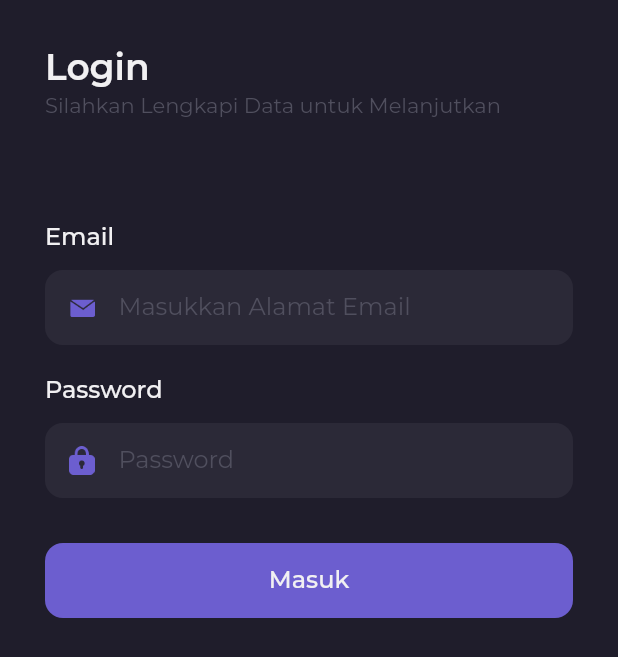
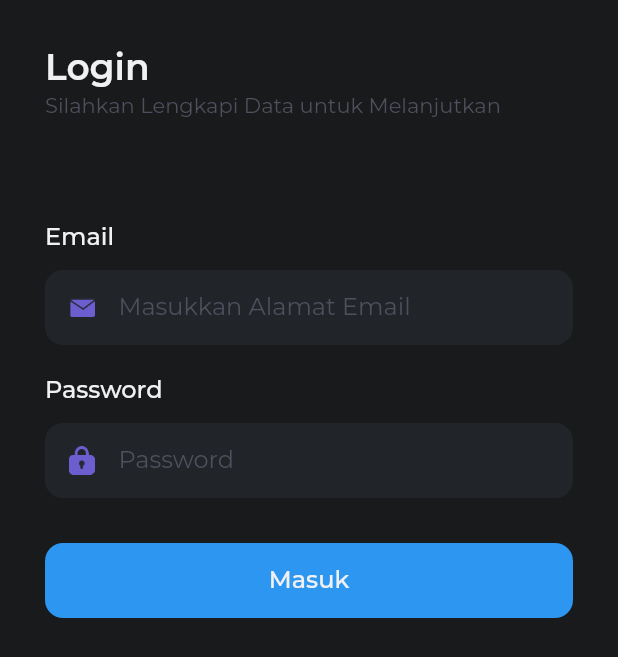
Before and after one commit to kamil265/surga_mainan, a Flutter app: the LoginForm screen opened directly, on a phone screen of 412 x 824 dp. Shown: the top 657 px of the screen. Run offline on Flutter 3.47's test engine with Material 2 defaults, Android fonts, the phone set to English and light mode, and no system bars; our stand-ins replace bloc, equatable, flutter_bloc, google_fonts, shared_preferences; accounts and stored records are empty; statements that could not run were skipped.

Commit message:
Temolating 2

```diff
--- a/lib/pages/sign_in_page.dart
+++ b/lib/pages/sign_in_page.dart
@@ -1,7 +1,7 @@
 import 'package:flutter/material.dart';
 import 'package:flutter_bloc/flutter_bloc.dart';
 import 'package:surga_mainan/blocs/auth_bloc.dart';
-import 'package:surga_mainan/theme.dart';
+import 'package:surga_mainan/theme/dark_color.dart';
 
 class SignInPage extends StatefulWidget {
   final AuthBloc authBloc;
@@ -43,9 +43,9 @@ class LoginForm extends StatelessWidget {
           children: [
             Text(
               'Login',
-              style: primaryTextStyle.copyWith(
+              style: textStyle.primaryTextStyle.copyWith(
                 fontSize: 24,
-                fontWeight: semiBold,
+                fontWeight: textStyle.semiBold,
               ),
             ),
             SizedBox(
@@ -53,7 +53,7 @@ class LoginForm extends StatelessWidget {
             ),
             Text(
               'Silahkan Lengkapi Data untuk Melanjutkan',
-              style: subtitleTextStyle,
+              style: textStyle.subtitleTextStyle,
             ),
           ],
         ),
@@ -68,9 +68,9 @@ class LoginForm extends StatelessWidget {
           children: [
             Text(
               'Email',
-              style: primaryTextStyle.copyWith(
+              style: textStyle.primaryTextStyle.copyWith(
                 fontSize: 16,
-                fontWeight: medium,
+                fontWeight: textStyle.medium,
               ),
             ),
             SizedBox(
@@ -82,7 +82,7 @@ class LoginForm extends StatelessWidget {
                 horizontal: 16,
               ),
               decoration: BoxDecoration(
-                color: backgroundColor2,
+                color: DarkColor.backgroundColor2,
                 borderRadius: BorderRadius.circular(12),
               ),
               child: Center(
@@ -97,11 +97,11 @@ class LoginForm extends StatelessWidget {
                     ),
                     Expanded(
                       child: TextFormField(
-                        style: primaryTextStyle,
+                        style: textStyle.primaryTextStyle,
                         controller: emailController,
                         decoration: InputDecoration.collapsed(
                           hintText: 'Masukkan Alamat Email',
-                          hintStyle: subtitleTextStyle,
+                          hintStyle: textStyle.subtitleTextStyle,
                         ),
                       ),
                     ),
@@ -122,9 +122,9 @@ class LoginForm extends StatelessWidget {
           children: [
             Text(
               'Password',
-              style: primaryTextStyle.copyWith(
+              style: textStyle.primaryTextStyle.copyWith(
                 fontSize: 16,
-                fontWeight: medium,
+                fontWeight: textStyle.medium,
               ),
             ),
             SizedBox(
@@ -136,7 +136,7 @@ class LoginForm extends StatelessWidget {
                 horizontal: 16,
               ),
               decoration: BoxDecoration(
-                color: backgroundColor2,
+                color: DarkColor.backgroundColor2,
                 borderRadius: BorderRadius.circular(12),
               ),
               child: Center(
@@ -151,12 +151,12 @@ class LoginForm extends StatelessWidget {
                     ),
                     Expanded(
                       child: TextFormField(
-                        style: primaryTextStyle,
+                        style: textStyle.primaryTextStyle,
                         obscureText: true,
                         controller: passwordController,
                         decoration: InputDecoration.collapsed(
                           hintText: 'Password',
-                          hintStyle: subtitleTextStyle,
+                          hintStyle: textStyle.subtitleTextStyle,
                         ),
                       ),
                     ),
@@ -179,16 +179,16 @@ class LoginForm extends StatelessWidget {
             _login();
           },
           style: TextButton.styleFrom(
-            backgroundColor: primaryColor,
+            backgroundColor: DarkColor.primaryColor,
             shape: RoundedRectangleBorder(
               borderRadius: BorderRadius.circular(12),
             ),
           ),
           child: Text(
             'Masuk',
-            style: primaryTextStyle.copyWith(
+            style: textStyle.primaryTextStyle.copyWith(
               fontSize: 16,
-              fontWeight: medium,
+              fontWeight: textStyle.medium,
             ),
           ),
         ),
@@ -224,12 +224,12 @@ class LoginForm extends StatelessWidget {
     //   );
     // }
     return Scaffold(
-      backgroundColor:backgroundColor1,
+      backgroundColor:DarkColor.backgroundColor1,
       resizeToAvoidBottomInset: false,
       body: SafeArea(
         child: Container(
           margin: EdgeInsets.symmetric(
-            horizontal: defaultMargin,
+            horizontal: gridValue.margin,
           ),
           child: Column(
             crossAxisAlignment: CrossAxisAlignment.start,
--- a/lib/theme.dart
+++ /dev/null
@@ -1,54 +0,0 @@
-import 'package:flutter/material.dart';
-import 'package:google_fonts/google_fonts.dart';
-
-double defaultMargin = 30.0;
-
-Color primaryColor = Color(0xff6C5ECF);
-Color secondaryColor = Color(0xff38ABBE);
-Color alertColor = Color(0xffED6363);
-Color priceColor = Color(0xff2C96F1);
-Color backgroundColor1 = Color(0xff1F1D2B);
-Color backgroundColor2 = Color(0xff2B2937);
-Color backgroundColor3 = Color(0xff242231);
-Color backgroundColor4 = Color(0xff252836);
-Color backgroundColor5 = Color(0xff2B2844);
-Color backgroundColor6 = Color(0xffECEDEF);
-Color primaryTextColor = Color(0xffF1F0F2);
-Color secondaryTextColor = Color(0xff999999);
-Color subtitleColor = Color(0xff504F5E);
-Color transparentColor = Colors.transparent;
-Color blackColor = Color(0xff2E2E2E);
-
-TextStyle primaryTextStyle = GoogleFonts.montserrat(
-  color: primaryTextColor,
-);
-
-TextStyle secondaryTextStyle = GoogleFonts.montserrat(
-  color: secondaryTextColor,
-);
-
-TextStyle subtitleTextStyle = GoogleFonts.montserrat(
-  color: subtitleColor,
-);
-
-TextStyle priceTextStyle = GoogleFonts.montserrat(
-  color: priceColor,
-);
-
-TextStyle purpleTextStyle = GoogleFonts.montserrat(
-  color: primaryColor,
-);
-
-TextStyle blackTextStyle = GoogleFonts.montserrat(
-  color: blackColor,
-);
-
-TextStyle alertTextStyle = GoogleFonts.montserrat(
-  color: alertColor,
-);
-
-FontWeight light = FontWeight.w300;
-FontWeight regular = FontWeight.w400;
-FontWeight medium = FontWeight.w500;
-FontWeight semiBold = FontWeight.w600;
-FontWeight bold = FontWeight.w700;
--- /dev/null
+++ b/lib/theme/dark_color.dart
@@ -0,0 +1,88 @@
+import 'package:flutter/material.dart';
+import 'package:google_fonts/google_fonts.dart';
+
+
+class DarkColor {
+  static const Color primaryColor = Color(0xff2C96F1);
+  static const Color secondaryColor = Color(0xff38ABBE);
+  static const Color alertColor = Color(0xffED6363);
+  static const Color priceColor = Color(0xff2C96F1);
+  static const Color backgroundColor1 = Color(0xff181A1C);
+  static const Color backgroundColor2 = Color(0xff21252A);
+  static const Color backgroundColor3 = Color(0xffECEDEF);
+  static const Color primaryTextColor = Color(0xffF1F0F2);
+  static const Color secondaryTextColor = Color(0xff999999);
+  static const Color subtitleColor = Color(0xff504F5E);
+  static const Color transparentColor = Colors.transparent;
+  static const Color blackColor = Color(0xff2E2E2E);
+  static const Color titleTextColor = const Color(0xff1d2635);
+  static const Color subTitleTextColor = const Color(0xff797878);
+}
+
+class textStyle {
+  static TextStyle titleStyle =
+      const TextStyle(color: DarkColor.primaryTextColor, fontSize: 16);
+  static TextStyle subTitleStyle =
+      const TextStyle(color: DarkColor.subTitleTextColor, fontSize: 12);
+  static TextStyle h1Style =
+      const TextStyle(fontSize: 24, fontWeight: FontWeight.bold);
+  static TextStyle h2Style = const TextStyle(fontSize: 22);
+  static TextStyle h3Style = const TextStyle(fontSize: 20);
+  static TextStyle h4Style = const TextStyle(fontSize: 18);
+  static TextStyle h5Style = const TextStyle(fontSize: 16);
+  static TextStyle h6Style = const TextStyle(fontSize: 14);
+
+  static TextStyle primaryTextStyle = GoogleFonts.montserrat(
+    color: DarkColor.primaryTextColor,
+  );
+
+  static TextStyle secondaryTextStyle = GoogleFonts.montserrat(
+    color: DarkColor.secondaryTextColor,
+  );
+
+  static TextStyle subtitleTextStyle = GoogleFonts.montserrat(
+    color: DarkColor.subtitleColor,
+  );
+
+  static TextStyle priceTextStyle = GoogleFonts.montserrat(
+    color: DarkColor.primaryTextColor,
+  );
+  static TextStyle purpleTextStyle = GoogleFonts.montserrat(
+    color: DarkColor.primaryTextColor,
+  );
+
+  static TextStyle blackTextStyle = GoogleFonts.montserrat(
+    color: DarkColor.primaryTextColor,
+  );
+
+  static TextStyle alertTextStyle = GoogleFonts.montserrat(
+    color: DarkColor.primaryTextColor,
+  );
+  static FontWeight light = FontWeight.w300;
+  static FontWeight regular = FontWeight.w400;
+  static FontWeight medium = FontWeight.w500;
+  static FontWeight semiBold = FontWeight.w600;
+  static FontWeight bold = FontWeight.w700;
+}
+
+class gridValue{
+  static double margin = 30.0;
+  static List<BoxShadow> shadow = <BoxShadow>[
+    BoxShadow(color: Color(0xfff8f8f8), blurRadius: 10, spreadRadius: 15),
+  ];
+
+  static EdgeInsets padding =
+      const EdgeInsets.symmetric(horizontal: 20, vertical: 10);
+  static EdgeInsets hPadding = const EdgeInsets.symmetric(
+    horizontal: 10,
+  );
+
+  static double fullWidth(BuildContext context) {
+    return MediaQuery.of(context).size.width;
+  }
+
+  static double fullHeight(BuildContext context) {
+    return MediaQuery.of(context).size.height;
+  }
+
+}
--- a/pubspec.yaml
+++ b/pubspec.yaml
@@ -23,6 +23,7 @@ environment:
 dependencies:
   cupertino_icons: ^1.0.2
   equatable: ^2.0.3
+  fl_chart: ^0.51.0
   flutter:
     sdk: flutter
   flutter_bloc: ^8.0.1
```
Also changed, not shown: lib/main.dart (+7 -7 lines), lib/pages/shop_home/home_page.dart (+5 -5 lines), lib/pages/shop_home/main_page.dart (+6 -6 lines), lib/pages/shop_home/product_categories.dart (added, +52 -0 lines), lib/pages/shop_home/profile_page.dart (+14 -14 lines), lib/theme/theme.dart (added, +81 -0 lines), lib/pages/shop_home/categories.dart (added), lib/pages/shop_home/tags.dart (added), lib/widgets/categories_card.dart (added), lib/widgets/product_card.dart (added), pubspec.lock.
